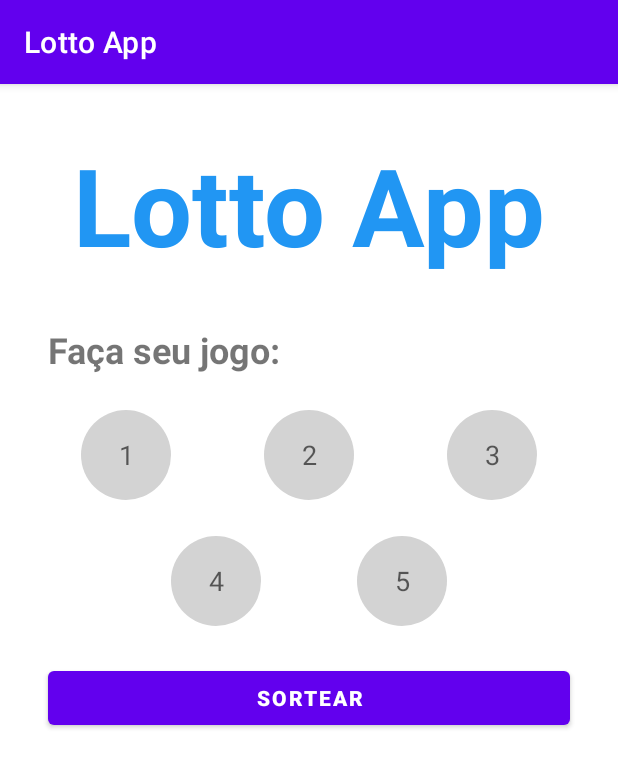
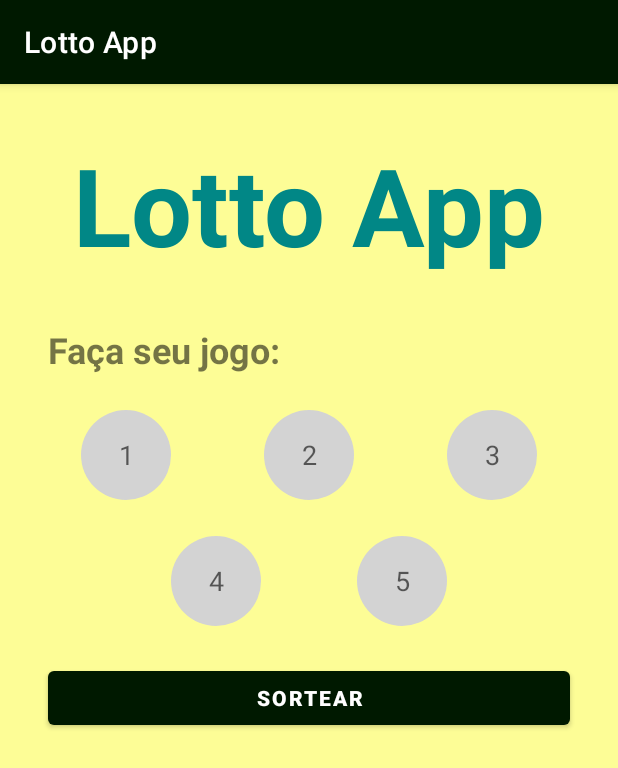
Before and after one commit to GabrielOliveira86/Loteria, an Android app: the screen it shows after launch (MainActivity), on a phone screen of 412 x 824 dp. Shown: the top 768 px of the screen. Run offline under Robolectric (Android 15) with nearby library versions, the phone set to English and light mode, and no system bars.

Commit message:
ADicionada cores de loteria

```diff
--- a/app/src/main/res/layout/activity_main.xml
+++ b/app/src/main/res/layout/activity_main.xml
@@ -1,11 +1,12 @@
 <?xml version="1.0" encoding="utf-8"?>
-<androidx.constraintlayout.widget.ConstraintLayout
-    xmlns:android="http://schemas.android.com/apk/res/android"
+<androidx.constraintlayout.widget.ConstraintLayout xmlns:android="http://schemas.android.com/apk/res/android"
     xmlns:app="http://schemas.android.com/apk/res-auto"
     xmlns:tools="http://schemas.android.com/tools"
     android:id="@+id/constraintLayout"
     android:layout_width="match_parent"
     android:layout_height="match_parent"
+    android:background="#FFFFFF"
+    android:backgroundTint="@color/yellow_200"
     tools:context=".MainActivity">
 
     <TextView
@@ -16,7 +17,7 @@
         android:layout_marginTop="32dp"
         android:layout_marginEnd="16dp"
         android:text="@string/lotto_app"
-        android:textColor="#2196F3"
+        android:textColor="@color/teal_700"
         android:textSize="72sp"
         android:textStyle="bold"
         app:layout_constraintEnd_toEndOf="parent"
--- a/app/src/main/res/layout/activity_result.xml
+++ b/app/src/main/res/layout/activity_result.xml
@@ -3,7 +3,8 @@
     xmlns:app="http://schemas.android.com/apk/res-auto"
     xmlns:tools="http://schemas.android.com/tools"
     android:layout_width="match_parent"
-    android:layout_height="match_parent">
+    android:layout_height="match_parent"
+    android:background="@color/yellow_200">
 
     <Button
         android:id="@+id/resetButton"
--- a/app/src/main/res/values-night/themes.xml
+++ b/app/src/main/res/values-night/themes.xml
@@ -2,8 +2,8 @@
     <!-- Base application theme. -->
     <style name="Theme.Loteria" parent="Theme.MaterialComponents.DayNight.DarkActionBar">
         <!-- Primary brand color. -->
-        <item name="colorPrimary">@color/purple_200</item>
-        <item name="colorPrimaryVariant">@color/purple_700</item>
+        <item name="colorPrimary">@color/green_800</item>
+        <item name="colorPrimaryVariant">@color/green_800</item>
         <item name="colorOnPrimary">@color/black</item>
         <!-- Secondary brand color. -->
         <item name="colorSecondary">@color/teal_200</item>
--- a/app/src/main/res/values/colors.xml
+++ b/app/src/main/res/values/colors.xml
@@ -3,8 +3,12 @@
     <color name="purple_200">#FFBB86FC</color>
     <color name="purple_500">#FF6200EE</color>
     <color name="purple_700">#FF3700B3</color>
+    <color name="green_200">#00ff00</color>
+    <color name="green_500">#009900</color>
+    <color name="green_800">#001900</color>
     <color name="teal_200">#FF03DAC5</color>
     <color name="teal_700">#FF018786</color>
+    <color name="yellow_200">#fdfd96</color>
     <color name="black">#FF000000</color>
     <color name="white">#FFFFFFFF</color>
 </resources>
--- a/app/src/main/res/values/themes.xml
+++ b/app/src/main/res/values/themes.xml
@@ -2,8 +2,8 @@
     <!-- Base application theme. -->
     <style name="Theme.Loteria" parent="Theme.MaterialComponents.DayNight.DarkActionBar">
         <!-- Primary brand color. -->
-        <item name="colorPrimary">@color/purple_500</item>
-        <item name="colorPrimaryVariant">@color/purple_700</item>
+        <item name="colorPrimary">@color/green_800</item>
+        <item name="colorPrimaryVariant">@color/green_800</item>
         <item name="colorOnPrimary">@color/white</item>
         <!-- Secondary brand color. -->
         <item name="colorSecondary">@color/teal_200</item>
```
Also changed, not shown: 1 other file.
